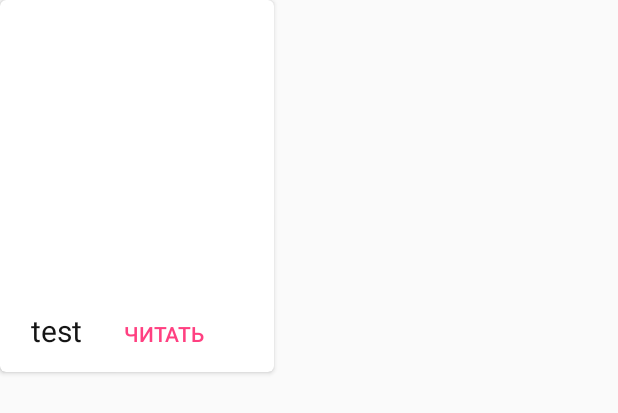
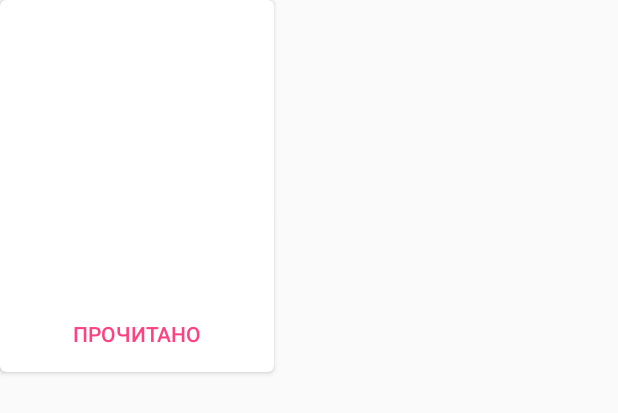
Before and after one commit to kilimangara/BookShelf, an Android app: the layout book_item.xml on its own in the app's theme, with its tools: preview values and no code run, on a phone screen of 412 x 824 dp. Shown: the top 413 px of the screen. Run offline under Robolectric (Android 15) with nearby library versions, the phone set to English and light mode, and no system bars.

Commit message:
запросы + сущности + префы

```diff
--- a/app/build.gradle
+++ b/app/build.gradle
@@ -32,6 +32,8 @@ dependencies {
     compile 'com.jakewharton:butterknife:8.5.1'
     compile 'io.reactivex.rxjava2:rxjava:2.0.9'
     compile 'io.reactivex.rxjava2:rxandroid:2.0.1'
+    compile "com.google.code.gson:gson:2.7"
+    compile 'com.squareup.okhttp3:okhttp:3.8.1'
     compile 'io.fotoapparat.fotoapparat:library:1.1.0'
     annotationProcessor 'com.jakewharton:butterknife-compiler:8.5.1'
     testCompile 'junit:junit:4.12'
--- a/app/src/main/AndroidManifest.xml
+++ b/app/src/main/AndroidManifest.xml
@@ -8,6 +8,7 @@
         android:label="@string/app_name"
         android:roundIcon="@drawable/screen"
         android:supportsRtl="true"
+        android:name="com.killkompany.MainApplication"
         android:theme="@style/AppTheme">
         <activity android:name=".activity.SplashActivity" android:screenOrientation="portrait"
             android:theme="@style/SplashTheme">
@@ -17,7 +18,6 @@
             </intent-filter>
         </activity>
         <activity android:name=".activity.MainActivity" android:screenOrientation="portrait"/>
-
     </application>
 
 </manifest>
--- a/app/src/main/java/com/killkompany/MainApplication.java
+++ b/app/src/main/java/com/killkompany/MainApplication.java
@@ -1,8 +1,10 @@
 package com.killkompany;
 
 import android.app.Application;
+import android.provider.Settings.Secure;
 
 import com.killkompany.bookshelf.persistence.DbHandler;
+import com.killkompany.bookshelf.persistence.SharedPreferencesWork;
 
 
 public class MainApplication extends Application {
@@ -11,5 +13,7 @@ public class MainApplication extends Application {
     public void onCreate() {
         super.onCreate();
         DbHandler.getInstance().init(this);
+        SharedPreferencesWork.getInstance().init(this);
+        SharedPreferencesWork.getInstance().setUserId(Secure.getString(this.getContentResolver(), Secure.ANDROID_ID));
     }
 }
--- a/app/src/main/res/layout/book_item.xml
+++ b/app/src/main/res/layout/book_item.xml
@@ -1,56 +1,52 @@
 <?xml version="1.0" encoding="utf-8"?>
 <LinearLayout xmlns:android="http://schemas.android.com/apk/res/android"
+    xmlns:card_view="http://schemas.android.com/apk/res-auto"
     android:orientation="vertical" android:layout_width="match_parent"
     android:layout_height="match_parent">
 
     <android.support.v7.widget.CardView
-        xmlns:card_view="http://schemas.android.com/apk/res-auto"
+        style="@style/CardView"
         android:layout_width="wrap_content"
         android:layout_height="wrap_content"
-        card_view:cardCornerRadius="4dp"
-        style="@style/CardView">
+        card_view:cardCornerRadius="4dp">
+
         <LinearLayout
             android:layout_width="match_parent"
             android:layout_height="match_parent"
             android:orientation="vertical"
             android:padding="1dp">
+
             <ImageView
                 android:id="@+id/img_book"
                 android:layout_width="180dp"
                 android:layout_height="150dp"
-                android:scaleType="centerCrop"/>
+                android:scaleType="centerCrop" />
+
             <TextView
+                android:id="@+id/name_book"
                 android:layout_width="match_parent"
                 android:layout_height="wrap_content"
-                android:id="@+id/name_book"
-                android:textSize="20sp"
                 android:layout_marginTop="10dp"
+                android:maxLines="2"
                 android:textAlignment="center"
-                android:maxLines="2"
-                android:textColor="@color/text" />
+                android:textColor="@color/text"
+                android:textSize="20sp" />
+
             <LinearLayout
                 android:layout_width="match_parent"
                 android:layout_height="wrap_content"
+                android:layout_marginTop="10dp"
                 android:orientation="horizontal"
-                android:layout_marginTop="10dp"
                 android:weightSum="10">
-                <TextView
-                    android:layout_weight="4"
-                    android:id="@+id/status"
-                    android:textAlignment="center"
+
+                <Button
                     android:layout_width="0dp"
-                    android:text="test"
                     android:layout_height="wrap_content"
-                    android:textColor="@color/text"
-                    android:textSize="20sp" />
-                <Button
+                    android:layout_weight="10"
+                    android:background="?attr/selectableItemBackground"
                     android:stateListAnimator="@null"
-                    android:layout_weight="4"
-                    android:layout_width="0dp"
-                    android:text="читать"
-                    android:textColor="@color/colorAccent"
-                    android:layout_height="wrap_content"
-                    android:background="?attr/selectableItemBackground"/>
+                    android:text="Прочитано"
+                    android:textColor="@color/colorAccent" />
             </LinearLayout>
         </LinearLayout>
     </android.support.v7.widget.CardView>
```
Also changed, not shown: app/src/main/java/com/killkompany/bookshelf/entity/Book.java (+30 -27 lines), app/src/main/java/com/killkompany/bookshelf/entity/User.java (added, +43 -0 lines), app/src/main/java/com/killkompany/bookshelf/netcore/RequestSender.java (added, +94 -0 lines), app/src/main/java/com/killkompany/bookshelf/netcore/RequestUrlBuilder.java (added, +42 -0 lines), app/src/main/java/com/killkompany/bookshelf/persistence/SharedPreferencesWork.java (added, +35 -0 lines).
